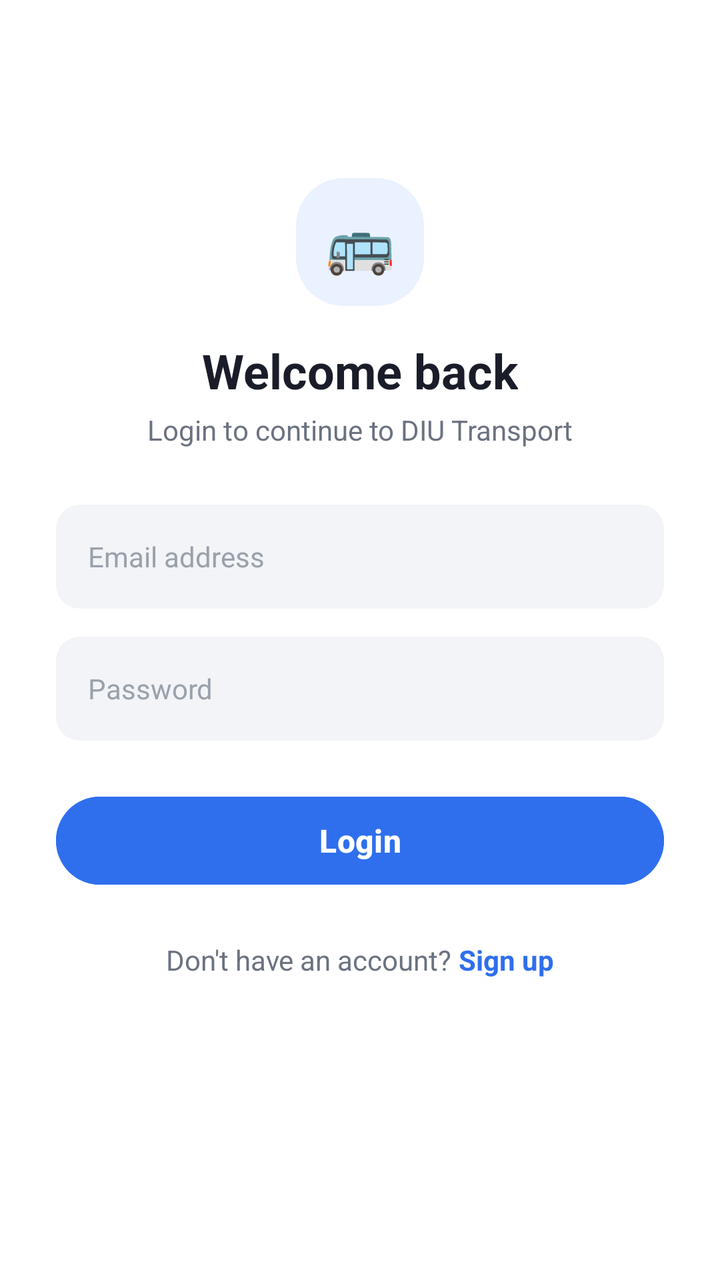
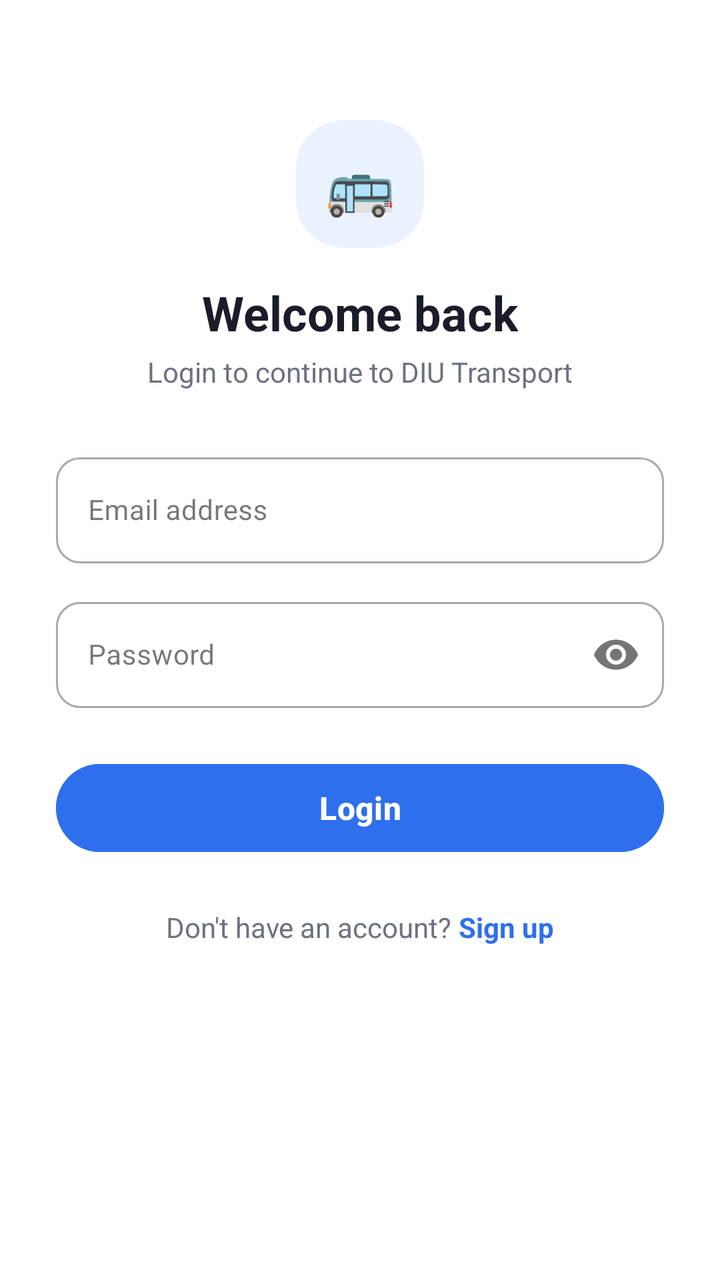

Two renders of the same Android screen: before a commit and after it. Below are the layout's source before the change and the commit's diff.
<!-- AndroidManifest.xml: application theme Theme.DIU_Transport -->
<!-- res/layout/activity_login.xml -->
<?xml version="1.0" encoding="utf-8"?>
<ScrollView xmlns:android="http://schemas.android.com/apk/res/android"
    xmlns:app="http://schemas.android.com/apk/res-auto"
    android:layout_width="match_parent"
    android:layout_height="match_parent"
    android:background="@color/white"
    android:fillViewport="true">

    <LinearLayout
        android:layout_width="match_parent"
        android:layout_height="wrap_content"
        android:gravity="center_horizontal"
        android:orientation="vertical"
        android:padding="28dp">

        <View
            android:layout_width="match_parent"
            android:layout_height="0dp"
            android:layout_weight="1" />

        <TextView
            android:layout_width="64dp"
            android:layout_height="64dp"
            android:background="@drawable/bg_icon_circle"
            android:gravity="center"
            android:text="🚌"
            android:textSize="28sp" />

        <TextView
            android:layout_width="wrap_content"
            android:layout_height="wrap_content"
            android:layout_marginTop="16dp"
            android:text="Welcome back"
            android:textColor="@color/text_primary"
            android:textSize="24sp"
            android:textStyle="bold" />

        <TextView
            android:layout_width="wrap_content"
            android:layout_height="wrap_content"
            android:layout_marginTop="4dp"
            android:layout_marginBottom="28dp"
            android:text="Login to continue to DIU Transport"
            android:textColor="@color/text_secondary"
            android:textSize="14sp" />

        <EditText
            android:id="@+id/etEmail"
            android:layout_width="match_parent"
            android:layout_height="52dp"
            android:layout_marginBottom="14dp"
            android:background="@drawable/bg_field"
            android:hint="Email address"
            android:inputType="textEmailAddress"
            android:paddingStart="16dp"
            android:paddingEnd="16dp"
            android:textColor="@color/text_primary"
            android:textColorHint="@color/text_hint"
            android:textSize="14sp" />

        <EditText
            android:id="@+id/etPassword"
            android:layout_width="match_parent"
            android:layout_height="52dp"
            android:layout_marginBottom="24dp"
            android:background="@drawable/bg_field"
            android:hint="Password"
            android:inputType="textPassword"
            android:paddingStart="16dp"
            android:paddingEnd="16dp"
            android:textColor="@color/text_primary"
            android:textColorHint="@color/text_hint"
            android:textSize="14sp" />

        <Button
            android:id="@+id/btnLogin"
            android:layout_width="match_parent"
            android:layout_height="52dp"
            android:backgroundTint="@color/primary"
            android:text="Login"
            android:textAllCaps="false"
            android:textColor="@color/white"
            android:textSize="16sp"
            android:textStyle="bold" />

        <LinearLayout
            android:layout_width="wrap_content"
            android:layout_height="wrap_content"
            android:layout_marginTop="24dp"
            android:orientation="horizontal">

            <TextView
                android:layout_width="wrap_content"
                android:layout_height="wrap_content"
                android:text="Don't have an account? "
                android:textColor="@color/text_secondary"
                android:textSize="14sp" />

            <TextView
                android:id="@+id/tvSignUp"
                android:layout_width="wrap_content"
                android:layout_height="wrap_content"
                android:text="Sign up"
                android:textColor="@color/primary"
                android:textSize="14sp"
                android:textStyle="bold" />
        </LinearLayout>

        <View
            android:layout_width="match_parent"
            android:layout_height="0dp"
            android:layout_weight="2" />
    </LinearLayout>
</ScrollView>
<!-- resources referenced by this layout -->
<resources>
  <color name="primary">#2F6FED</color>
  <color name="text_hint">#9AA1AC</color>
  <color name="text_primary">#1A1D29</color>
  <color name="text_secondary">#6B7280</color>
  <color name="white">#FFFFFFFF</color>
  <!-- drawable bg_field (drawable) -->
  <?xml version="1.0" encoding="utf-8"?>
  <shape xmlns:android="http://schemas.android.com/apk/res/android">
      <solid android:color="@color/bg_field" />
      <corners android:radius="12dp" />
  </shape>
  <!-- drawable bg_icon_circle (drawable) -->
  <?xml version="1.0" encoding="utf-8"?>
  <shape xmlns:android="http://schemas.android.com/apk/res/android">
      <solid android:color="@color/primary_light" />
      <corners android:radius="24dp" />
  </shape>
  <style name="Theme.DIU_Transport" parent="Base.Theme.DIU_Transport" />
  <color name="bg_field">#F2F4F7</color>
  <color name="primary_light">#EAF1FF</color>
  <style name="Base.Theme.DIU_Transport" parent="Theme.Material3.Light.NoActionBar">
          <item name="colorPrimary">@color/primary</item>
          <item name="colorPrimaryDark">@color/primary_dark</item>
          <item name="colorOnPrimary">@color/text_on_primary</item>
          <item name="colorSecondary">@color/primary</item>
          <item name="colorOnSecondary">@color/text_on_primary</item>
          <item name="android:statusBarColor">@color/white</item>
          <item name="android:windowLightStatusBar">true</item>
          <item name="android:navigationBarColor">@color/white</item>
          <item name="android:windowBackground">@color/bg_screen</item>
          <item name="android:forceDarkAllowed" tools:targetApi="q">false</item>
      </style>
  <color name="primary_dark">#1E4FBE</color>
  <color name="text_on_primary">#FFFFFF</color>
  <color name="bg_screen">#F5F7FA</color>
</resources>

<!-- the commit's change to res/layout/activity_login.xml (unified diff, before → after) -->
@@ -3,20 +3,18 @@
     xmlns:app="http://schemas.android.com/apk/res-auto"
     android:layout_width="match_parent"
     android:layout_height="match_parent"
-    android:background="@color/white"
-    android:fillViewport="true">
+    android:fillViewport="true"
+    android:background="@color/white">
 
     <LinearLayout
         android:layout_width="match_parent"
         android:layout_height="wrap_content"
+        android:orientation="vertical"
         android:gravity="center_horizontal"
-        android:orientation="vertical"
-        android:padding="28dp">
-
-        <View
-            android:layout_width="match_parent"
-            android:layout_height="0dp"
-            android:layout_weight="1" />
+        android:paddingStart="28dp"
+        android:paddingEnd="28dp"
+        android:paddingTop="60dp"
+        android:paddingBottom="150dp">
 
         <TextView
             android:layout_width="64dp"
@@ -44,33 +42,50 @@
             android:textColor="@color/text_secondary"
             android:textSize="14sp" />
 
-        <EditText
-            android:id="@+id/etEmail"
+        
+        <com.google.android.material.textfield.TextInputLayout
+            style="@style/Widget.MaterialComponents.TextInputLayout.OutlinedBox"
             android:layout_width="match_parent"
-            android:layout_height="52dp"
+            android:layout_height="wrap_content"
             android:layout_marginBottom="14dp"
-            android:background="@drawable/bg_field"
-            android:hint="Email address"
-            android:inputType="textEmailAddress"
-            android:paddingStart="16dp"
-            android:paddingEnd="16dp"
-            android:textColor="@color/text_primary"
-            android:textColorHint="@color/text_hint"
-            android:textSize="14sp" />
+            app:boxCornerRadiusTopStart="12dp"
+            app:boxCornerRadiusTopEnd="12dp"
+            app:boxCornerRadiusBottomStart="12dp"
+            app:boxCornerRadiusBottomEnd="12dp">
 
-        <EditText
-            android:id="@+id/etPassword"
+            <com.google.android.material.textfield.TextInputEditText
+                android:id="@+id/etEmail"
+                android:layout_width="match_parent"
+                android:layout_height="wrap_content"
+                android:minHeight="52dp"
+                android:hint="Email address"
+                android:inputType="textEmailAddress"
+                android:textColor="@color/text_primary"
+                android:textSize="14sp" />
+        </com.google.android.material.textfield.TextInputLayout>
+
+        
+        <com.google.android.material.textfield.TextInputLayout
+            style="@style/Widget.MaterialComponents.TextInputLayout.OutlinedBox"
             android:layout_width="match_parent"
-            android:layout_height="52dp"
+            android:layout_height="wrap_content"
             android:layout_marginBottom="24dp"
-            android:background="@drawable/bg_field"
-            android:hint="Password"
-            android:inputType="textPassword"
-            android:paddingStart="16dp"
-            android:paddingEnd="16dp"
-            android:textColor="@color/text_primary"
-            android:textColorHint="@color/text_hint"
-            android:textSize="14sp" />
+            app:boxCornerRadiusTopStart="12dp"
+            app:boxCornerRadiusTopEnd="12dp"
+            app:boxCornerRadiusBottomStart="12dp"
+            app:boxCornerRadiusBottomEnd="12dp"
+            app:passwordToggleEnabled="true">
+
+            <com.google.android.material.textfield.TextInputEditText
+                android:id="@+id/etPassword"
+                android:layout_width="match_parent"
+                android:layout_height="wrap_content"
+                android:minHeight="52dp"
+                android:hint="Password"
+                android:inputType="textPassword"
+                android:textColor="@color/text_primary"
+                android:textSize="14sp" />
+        </com.google.android.material.textfield.TextInputLayout>
 
         <Button
             android:id="@+id/btnLogin"
@@ -106,9 +121,5 @@
                 android:textStyle="bold" />
         </LinearLayout>
 
-        <View
-            android:layout_width="match_parent"
-            android:layout_height="0dp"
-            android:layout_weight="2" />
     </LinearLayout>
 </ScrollView>
<!-- resource entries referenced after the edit -->
@@ -1,16 +1,9 @@
 <!-- resources referenced by this layout -->
 <resources>
   <color name="primary">#2F6FED</color>
-  <color name="text_hint">#9AA1AC</color>
   <color name="text_primary">#1A1D29</color>
   <color name="text_secondary">#6B7280</color>
   <color name="white">#FFFFFFFF</color>
-  <!-- drawable bg_field (drawable) -->
-  <?xml version="1.0" encoding="utf-8"?>
-  <shape xmlns:android="http://schemas.android.com/apk/res/android">
-      <solid android:color="@color/bg_field" />
-      <corners android:radius="12dp" />
-  </shape>
   <!-- drawable bg_icon_circle (drawable) -->
   <?xml version="1.0" encoding="utf-8"?>
   <shape xmlns:android="http://schemas.android.com/apk/res/android">
@@ -18,7 +11,6 @@
       <corners android:radius="24dp" />
   </shape>
   <style name="Theme.DIU_Transport" parent="Base.Theme.DIU_Transport" />
-  <color name="bg_field">#F2F4F7</color>
   <color name="primary_light">#EAF1FF</color>
   <style name="Base.Theme.DIU_Transport" parent="Theme.Material3.Light.NoActionBar">
           <item name="colorPrimary">@color/primary</item>
